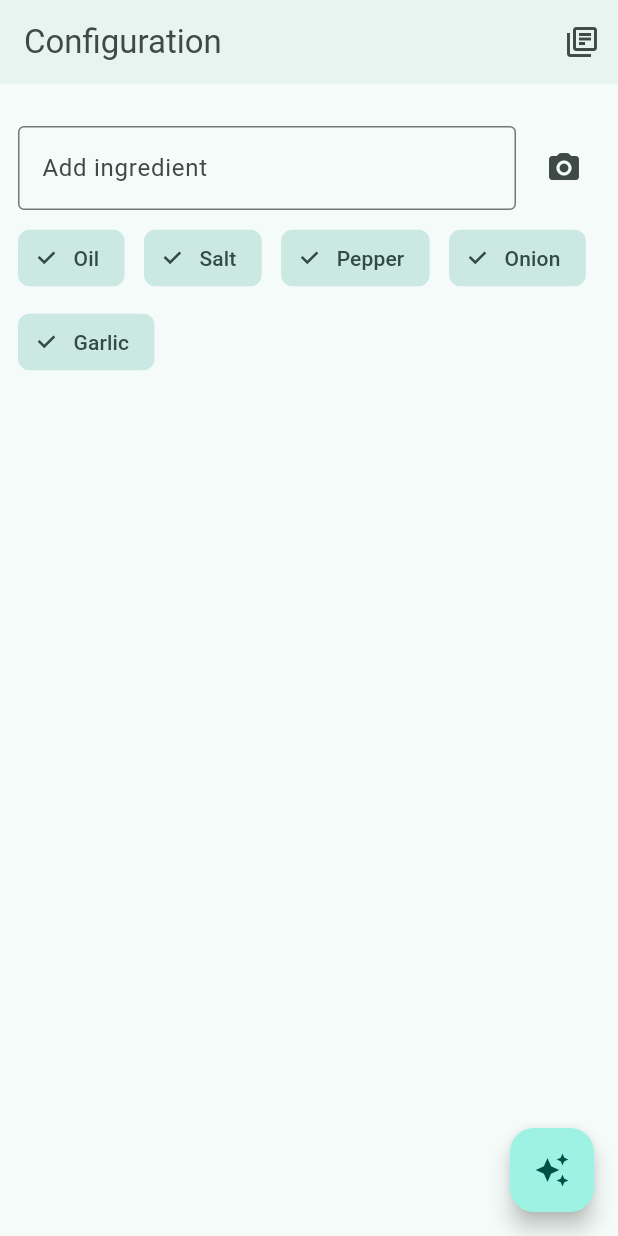
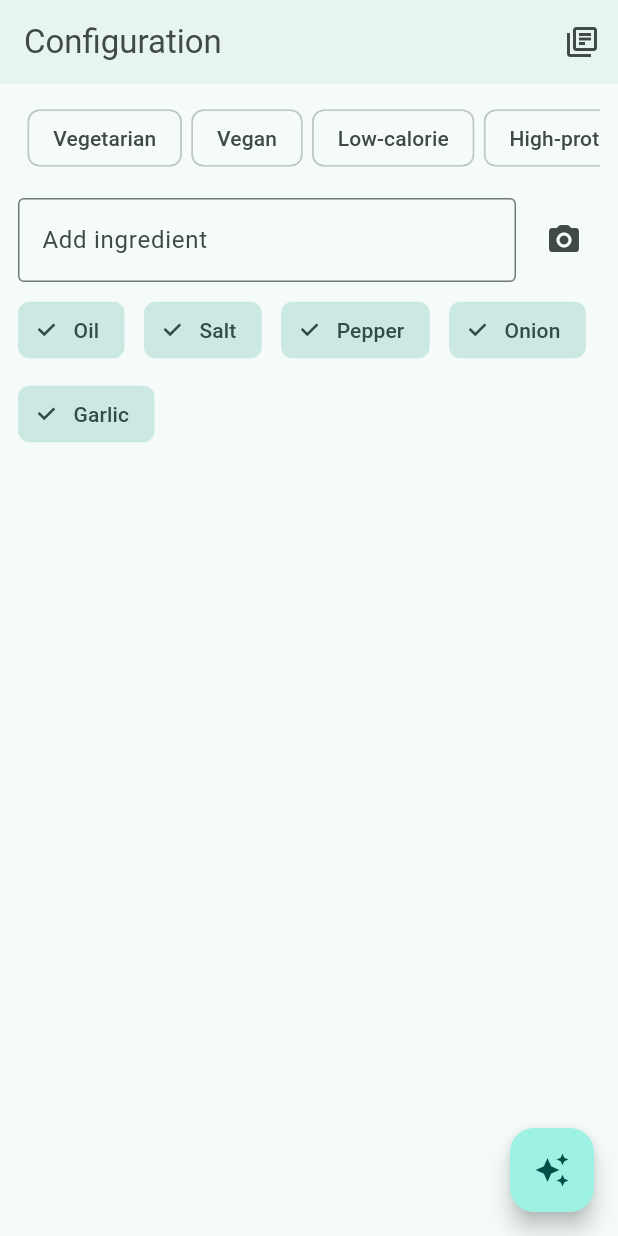
Before and after one commit to guplem/llama-2-hackathon-frontend, a Flutter app: the screen it shows after launch, on a phone screen of 412 x 824 dp. Run offline on Flutter 3.47's test engine with Material 2 defaults, Android fonts, the phone set to English and light mode, and no system bars; our stand-ins replace animate_do, dio, image_picker, internet_connection_checker_plus, scroll_snap_list, shimmer and 1 more; missing offline and left inert: image_picker_android, image_picker_platform_interface.

Commit message:
desires selection

```diff
--- a/lib/feature/configurator/configuration_provider.dart
+++ b/lib/feature/configurator/configuration_provider.dart
@@ -18,11 +18,13 @@ class ConfigurationProvider extends ChangeNotifier {
 
   static late final ConfigurationProvider instance;
 
+//# region ingredients
+
   bool loadingIngredients = false;
 
   List<String> get activeIngredients => _ingredients.entries.where((entry) => entry.value == true).map((entry) => entry.key).toList().cast<String>();
 
-  Map<String, bool> get ingredients => _ingredients;
+  Map<String, bool> get ingredients => Map<String, bool>.from(_ingredients);
   late final Map<String, bool> _ingredients;
 
   void updateIngredientStatus(String ingredient, bool isActive) {
@@ -85,4 +87,90 @@ class ConfigurationProvider extends ChangeNotifier {
     _ingredients.addAll(Map.fromEntries(ingredients.map((ingredient) => MapEntry(ingredient, false))));
     notifyListeners();
   }
+
+//# endregion ingredients
+
+  //# region desires
+
+  List<String> get activeDesires => desires.entries.where((entry) => entry.value == true).map((entry) => entry.key).toList().cast<String>();
+  Map<String, bool> get desires => _desires;
+  final Map<String, bool> _desires = {
+    "Vegetarian": false,
+    "Vegan": false,
+    "Low-calorie": false,
+    "High-protein": false,
+    "Gluten-free": false,
+    "Dairy-free": false,
+    "Nut-free": false,
+    "Paleo": false,
+    "Keto": false,
+    "Heart-healthy": false,
+    "Sugar-free": false,
+    "High-fiber": false,
+    "Low-carb": false,
+    "Whole30": false,
+    "Pescatarian": false,
+    "Flexitarian": false,
+    "Diabetic-friendly": false,
+    "Kid-friendly": false,
+    "Quick and easy": false,
+    "Budget-friendly": false,
+    "Allergen-friendly": false,
+    "Raw": false,
+    "Comfort food": false,
+    "High-energy": false,
+    "Low-sodium": false,
+    "Anti-inflammatory": false,
+    "Immune-boosting": false,
+    "Gourmet": false,
+    "One-pot meal": false,
+    "Slow cooker/crockpot meal": false,
+    "Batch cooking/meal prep": false,
+    "Spicy/hot": false,
+    "Mild": false,
+    "Traditional": false,
+    "Fusion": false,
+    "Light and refreshing": false,
+    "Hearty and filling": false,
+    "Asian": false,
+    "Mexican": false,
+    "Italian": false,
+    "Middle Eastern": false,
+    "Indian": false,
+    "Mediterranean": false,
+    "Thai": false,
+    "Chinese": false,
+    "Japanese": false,
+    "French": false,
+    "African": false,
+    "Caribbean": false,
+  };
+
+  void updateDesireStatus(String desire, bool isActive) {
+    if (desire.isEmpty) return;
+    _desires[desire] = isActive;
+    notifyListeners();
+  }
+
+  void addDesire(String desire) {
+    if (desire.isEmpty) return;
+    _desires[desire] = true;
+    notifyListeners();
+  }
+
+  void removeDesire(String desire) {
+    if (desire.isEmpty) return;
+    _desires.remove(desire);
+    notifyListeners();
+  }
+
+  void deactivateDesire(String desire) {
+    updateDesireStatus(desire, false);
+  }
+
+  void activateDesire(String desire) {
+    updateDesireStatus(desire, true);
+  }
+
+  //# endregion desires
 }
--- a/lib/feature/configurator/configurator_screen.dart
+++ b/lib/feature/configurator/configurator_screen.dart
@@ -53,6 +53,23 @@ class _ConfiguratorScreenState extends State<ConfiguratorScreen> {
           mainAxisSize: MainAxisSize.min,
           children: [
             if (getProvider<ConfigurationProvider>(context, listen: true).loadingIngredients) const LinearProgressIndicator(),
+            // const Gap.verticalNewSection(),
+            SingleChildScrollView(
+              scrollDirection: Axis.horizontal,
+              child: Row(
+                children: List.from(getProvider<ConfigurationProvider>(context, listen: true).desires.entries.map((desire) {
+                  return Padding(
+                    padding: const EdgeInsets.only(left: ThemeCustom.spaceHorizontal/2),
+                    child: FilterChip(
+                        selected: desire.value,
+                        label: Text(desire.key),
+                        onSelected: (bool value) {
+                          ConfigurationProvider.instance.updateDesireStatus(desire.key, value);
+                        }),
+                  );
+                })),
+              ),
+            ),
             const Gap.verticalNewSection(),
             Row(
               children: [
@@ -92,13 +109,15 @@ class _ConfiguratorScreenState extends State<ConfiguratorScreen> {
               runSpacing: ThemeCustom.spaceVertical,
               children: List.from(
                 getProvider<ConfigurationProvider>(context, listen: true).ingredients.entries.map(
-                      (ingredient) => FilterChip(
+                  (ingredient) {
+                    return FilterChip(
                       selected: ingredient.value,
                       label: Text(ingredient.key),
                       onSelected: (bool value) {
                         ConfigurationProvider.instance.updateIngredientStatus(ingredient.key, value);
                       },
-                      ),
+                    );
+                  },
                 ),
               ),
             ),
--- a/lib/feature/recipe/recipes_provider.dart
+++ b/lib/feature/recipe/recipes_provider.dart
@@ -17,11 +17,11 @@ class RecipesProvider extends ChangeNotifier {
   /// Recommended to use this when notifications about updates are not required instead of using getProvider<LoggedUserProvider>(context, listen: false). Reason: avoid over use of context
   static late final RecipesProvider instance; // Singleton pattern
 
+  List<Recipe> get recipes => List.from(_recipes);
   late final List<Recipe> _recipes;
 
   bool loadingRecipe = false;
 
-  List<Recipe> get recipes => _recipes;
 
   static void getNew() async {
     Debug.logWarning(ConfigurationProvider.instance.activeIngredients.isEmpty, "A recipe cannot be generated without ingredients.");
```
Lines whose indentation alone changed are shown as unchanged.
